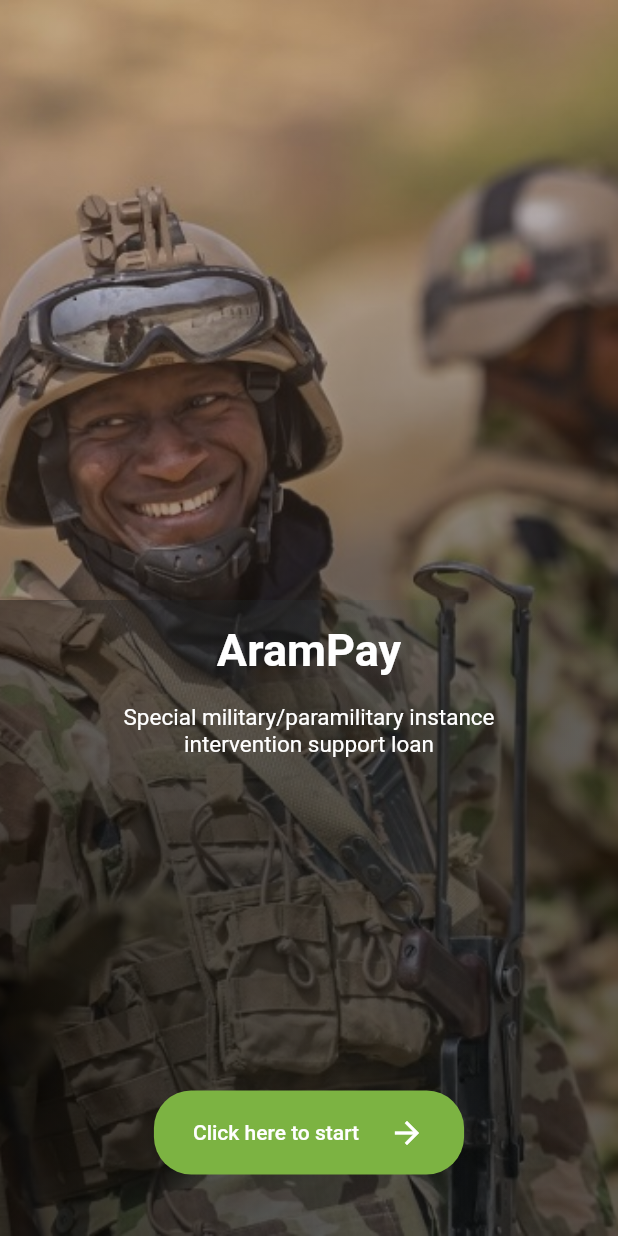
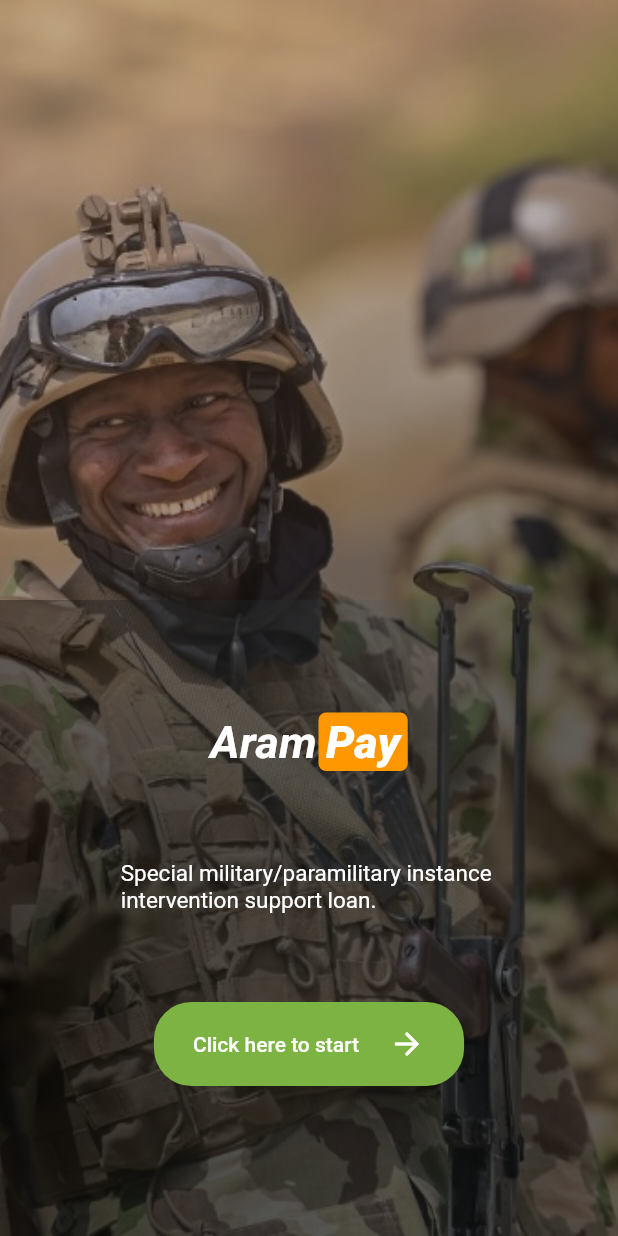
Before and after one commit to Gerard-007/AramPay, a Flutter app: the screen it shows after launch, on a phone screen of 412 x 824 dp. Run offline on Flutter 3.47's test engine with Material 2 defaults, Android fonts, the phone set to English and light mode, and no system bars; our stand-ins replace material_design_icons_flutter; Roboto replaces fonts that are missing (avenir).

```diff
--- a/lib/common/constants.dart
+++ b/lib/common/constants.dart
@@ -4,7 +4,7 @@
 const kPrimaryColor = Color(0xFF7CB342);
 
 //Project logo custom widget...
-class ProjectLogo extends StatelessWidget {
+class BlackProjectLogo extends StatelessWidget {
   @override
   Widget build(BuildContext context) {
     return Row(
@@ -12,7 +12,7 @@
         Text(
           "Aram",
           style: TextStyle(
-            fontSize: 20,
+            fontSize: 25,
             fontFamily: "avenir",
             fontWeight: FontWeight.bold,
             fontStyle: FontStyle.italic,
@@ -30,7 +30,7 @@
           child: Text(
             "Pay",
             style: TextStyle(
-              fontSize: 20,
+              fontSize: 25,
               color: Colors.white,
               fontStyle: FontStyle.italic,
               fontFamily: "avenir",
@@ -42,3 +42,46 @@
     );
   }
 }
+
+class WhiteProjectLogo extends StatelessWidget {
+  @override
+  Widget build(BuildContext context) {
+    return Container(
+      child: Row(
+        mainAxisAlignment: MainAxisAlignment.center,
+        children: <Widget>[
+          Text(
+            "Aram",
+            style: TextStyle(
+              color: Colors.white,
+              fontSize: 30,
+              fontFamily: "avenir",
+              fontWeight: FontWeight.bold,
+              fontStyle: FontStyle.italic,
+            ),
+          ),
+          SizedBox(
+            width: 1,
+          ),
+          Container(
+            padding: EdgeInsets.fromLTRB(5.0, 2.0, 5.0, 2.0),
+            decoration: BoxDecoration(
+              borderRadius: BorderRadius.circular(5),
+              color: Colors.orange,
+            ),
+            child: Text(
+              "Pay",
+              style: TextStyle(
+                fontSize: 30,
+                color: Colors.white,
+                fontStyle: FontStyle.italic,
+                fontFamily: "avenir",
+                fontWeight: FontWeight.w900,
+              ),
+            ),
+          )
+        ],
+      ),
+    );
+  }
+}
--- a/lib/main.dart
+++ b/lib/main.dart
@@ -77,26 +77,31 @@
               margin: EdgeInsets.only(top: 400.0),
               padding: EdgeInsets.all(16.0),
               decoration: BoxDecoration(
-                  gradient: LinearGradient(colors: [
-                Colors.black38,
-                Colors.blueGrey.withOpacity(0)
-              ])),
+                gradient: LinearGradient(
+                  colors: [Colors.black38, Colors.blueGrey.withOpacity(0)],
+                ),
+              ),
               child: Column(
-                mainAxisAlignment: MainAxisAlignment.spaceBetween,
+                mainAxisAlignment: MainAxisAlignment.spaceEvenly,
                 children: <Widget>[
-                  RichText(
-                    textAlign: TextAlign.center,
-                    text: TextSpan(children: [
-                      TextSpan(
-                          text: "AramPay\n",
-                          style: Theme.of(context).textTheme.display1),
-                      TextSpan(
-                        text:
-                            "\nSpecial military/paramilitary instance \nintervention support loan",
-                        style: Theme.of(context).textTheme.headline,
-                      ),
-                    ]),
+                  WhiteProjectLogo(),
+                  Text(
+                    "Special military/paramilitary instance \nintervention support loan.",
+                    style: Theme.of(context).textTheme.headline,
                   ),
+                  // RichText(
+                  //   textAlign: TextAlign.center,
+                  //   text: TextSpan(children: [
+                  //     // TextSpan(
+                  //     //     text: "AramPay\n",
+                  //     //     style: Theme.of(context).textTheme.display1),
+                  //     TextSpan(
+                  //       text:
+                  //           "Special military/paramilitary instance \nintervention support loan",
+                  //       style: Theme.of(context).textTheme.headline,
+                  //     ),
+                  //   ]),
+                  // ),
                   FittedBox(
                     child: GestureDetector(
                       onTap: () {
--- a/lib/screens/signInScreen.dart
+++ b/lib/screens/signInScreen.dart
@@ -70,7 +70,7 @@
                 child: Row(
                   mainAxisAlignment: MainAxisAlignment.end,
                   children: [
-                    ProjectLogo(),
+                    BlackProjectLogo(),
                   ],
                 ),
               ),
```
